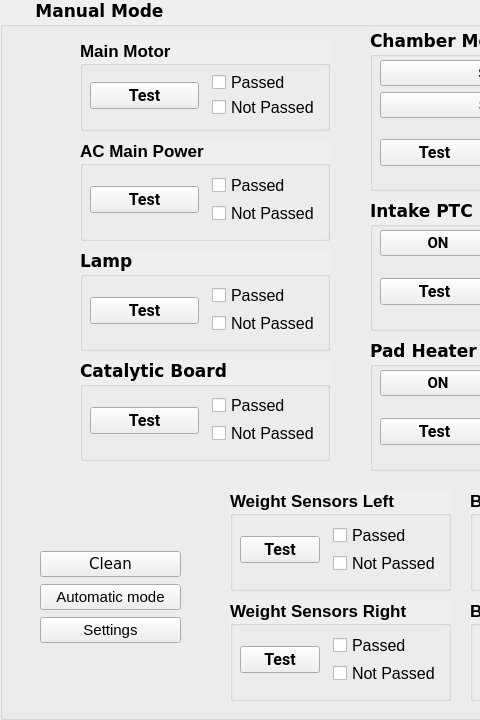
Old version of the form Screens/VcDvtTestTools_manual_mode.ui in the repository aenapple/VcDvtTestTools; both pictures show x 0 to 480 and y 0 to 720 of the 1280 by 720 pixel window.
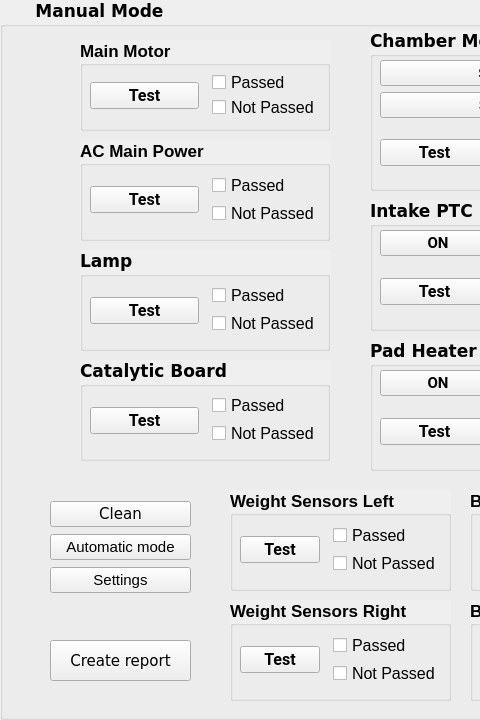
New version of the form.

```diff
--- a/Screens/VcDvtTestTools_manual_mode.ui
+++ b/Screens/VcDvtTestTools_manual_mode.ui
@@ -78,7 +78,7 @@
        <x>10</x>
        <y>30</y>
        <width>231</width>
-       <height>51</height>
+       <height>52</height>
       </rect>
      </property>
      <layout class="QVBoxLayout" name="verticalLayout_MainMotor">
@@ -1968,8 +1968,8 @@
    <widget class="QWidget" name="verticalLayoutWidget_11">
     <property name="geometry">
      <rect>
-      <x>40</x>
-      <y>550</y>
+      <x>50</x>
+      <y>500</y>
       <width>141</width>
       <height>95</height>
      </rect>
@@ -3083,6 +3083,26 @@
      </layout>
     </widget>
    </widget>
+   <widget class="QPushButton" name="pButtonCreateReport">
+    <property name="geometry">
+     <rect>
+      <x>50</x>
+      <y>640</y>
+      <width>141</width>
+      <height>41</height>
+     </rect>
+    </property>
+    <property name="font">
+     <font>
+      <pointsize>11</pointsize>
+      <weight>50</weight>
+      <bold>false</bold>
+     </font>
+    </property>
+    <property name="text">
+     <string>Create report</string>
+    </property>
+   </widget>
   </widget>
  </widget>
  <resources/>
```
Left out of the diff: 12 changed lines with no effect on the pictures.
